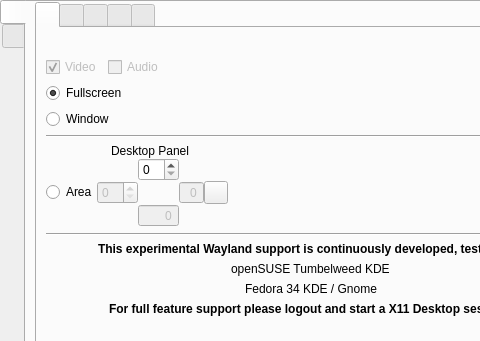
First picture: the form in src/wayland/formMainWindow_wl.ui, repository vkohaupt/vokoscreenNG, before the edit; both pictures show x 0 to 480 and y 0 to 341 of the 767 by 478 pixel window.
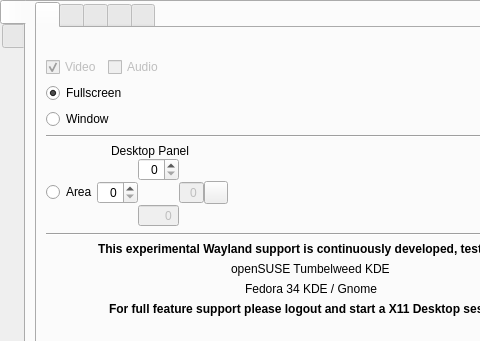
Second picture: the form after the edit. Icons and pictures are not drawn.

Commit message: Wayland: Area

The edit to the form file:
```diff
--- a/src/wayland/formMainWindow_wl.ui
+++ b/src/wayland/formMainWindow_wl.ui
@@ -233,8 +233,8 @@
                   </item>
                   <item row="2" column="1">
                    <widget class="QSpinBox" name="spinBox_left">
-                    <property name="enabled">
-                     <bool>false</bool>
+                    <property name="alignment">
+                     <set>Qt::AlignRight|Qt::AlignTrailing|Qt::AlignVCenter</set>
                     </property>
                     <property name="specialValueText">
                      <string notr="true"/>
@@ -249,6 +249,9 @@
                   </item>
                   <item row="1" column="2">
                    <widget class="QSpinBox" name="spinBox_top">
+                    <property name="alignment">
+                     <set>Qt::AlignRight|Qt::AlignTrailing|Qt::AlignVCenter</set>
+                    </property>
                     <property name="buttonSymbols">
                      <enum>QAbstractSpinBox::UpDownArrows</enum>
                     </property>
```
The commit also changes 1 other file.
